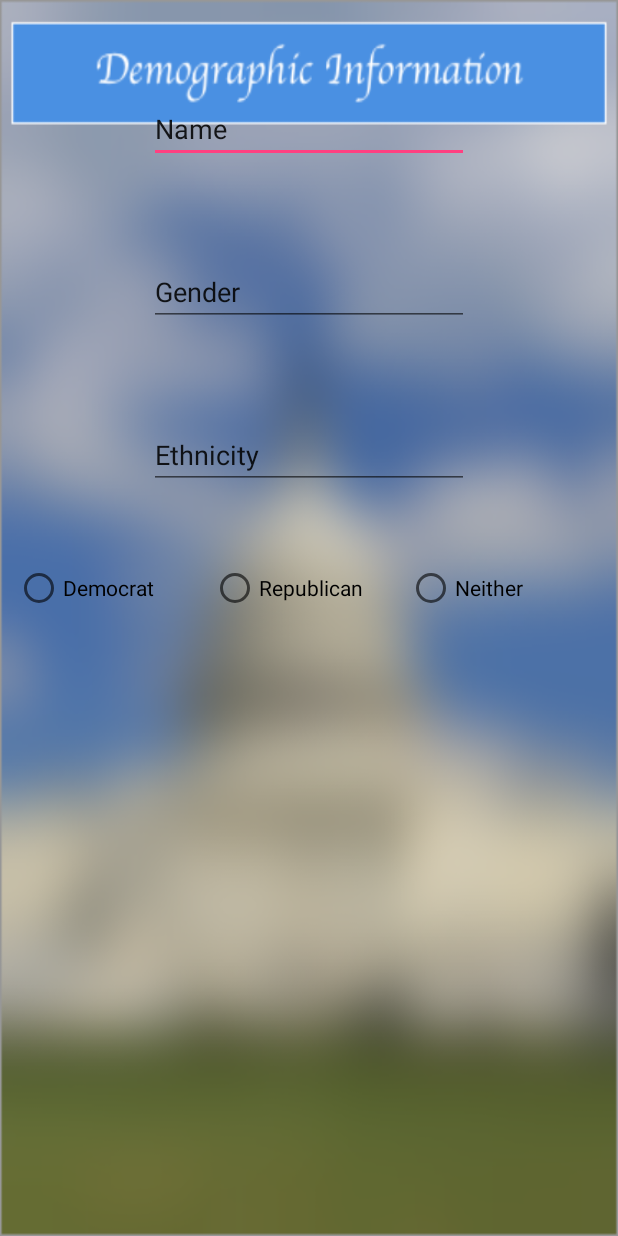
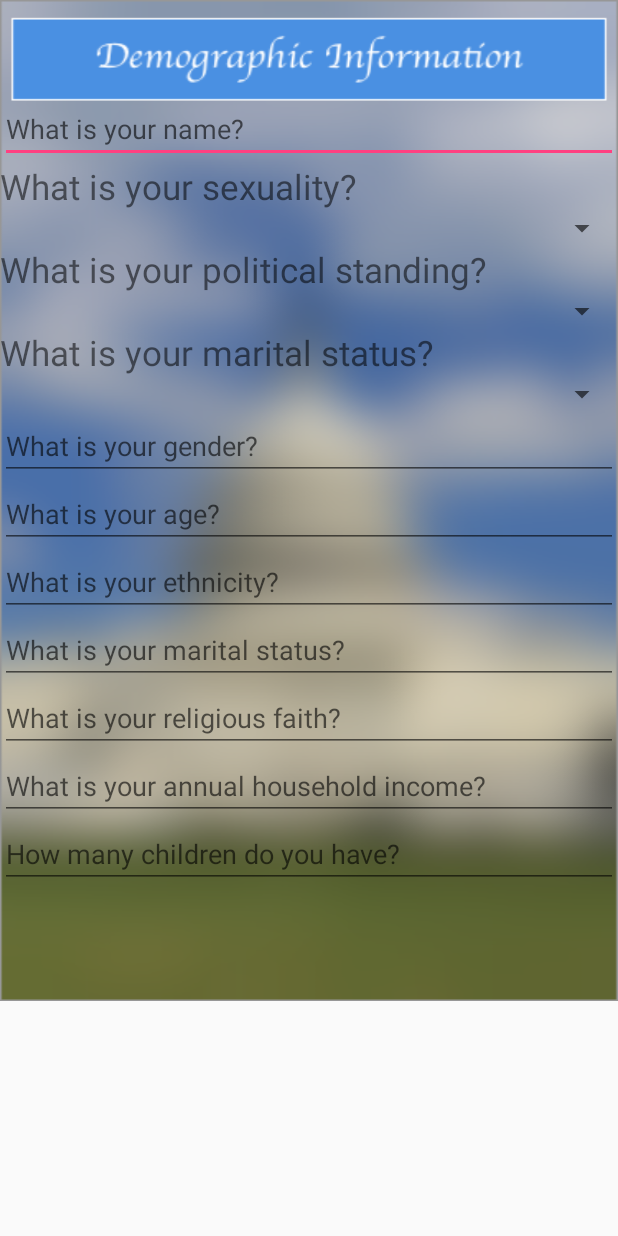
Before and after one commit to JZHeadley/Poli, an Android app: the SetAccountInfoActivity screen opened directly, with no data from a screen before it, on a phone screen of 412 x 824 dp. Run offline under Robolectric (Android 15) with nearby library versions, the phone set to English and light mode, and no system bars.

Commit message:
got rid of repetition in "gender" for UI

```diff
--- a/app/src/main/res/layout/activity_set_account_info.xml
+++ b/app/src/main/res/layout/activity_set_account_info.xml
@@ -1,4 +1,9 @@
 <?xml version="1.0" encoding="utf-8"?>
+<ScrollView xmlns:android="http://schemas.android.com/apk/res/android"
+    android:id="@+id/ScrollView01"
+    android:layout_width="fill_parent"
+    android:layout_height="fill_parent" >
+
 <android.widget.LinearLayout xmlns:android="http://schemas.android.com/apk/res/android"
     xmlns:app="http://schemas.android.com/apk/res-auto"
     xmlns:tools="http://schemas.android.com/tools"
@@ -11,60 +16,120 @@
 
     <EditText
         android:id="@+id/editName"
-        android:layout_gravity="center"
-        android:layout_width="wrap_content"
+        android:layout_width="match_parent"
         android:layout_height="wrap_content"
         android:layout_alignParentTop="true"
         android:layout_centerHorizontal="true"
+        android:layout_gravity="center"
         android:layout_marginTop="63dp"
         android:ems="10"
-        android:text="Name"/>
+        android:hint="What is your name?" />
+
+    <TextView
+        android:layout_width="match_parent"
+        android:layout_height="wrap_content"
+        android:text="What is your sexuality?"
+        android:textSize="23dp"/>
+
+    <Spinner
+        android:id="@+id/spinner1"
+        android:layout_width="match_parent"
+        android:layout_height="wrap_content"
+        android:autofillHints="What is your sexuality?"
+        android:entries="@array/sexuality" />
+    <TextView
+        android:layout_width="match_parent"
+        android:layout_height="wrap_content"
+        android:text="What is your political standing?"
+        android:textSize="23dp"/>
+    <Spinner
+        android:id="@+id/spinner2"
+        android:layout_width="match_parent"
+        android:layout_height="wrap_content"
+        android:autofillHints="What is your political standing?"
+        android:entries="@array/political_standing" />
+    <TextView
+        android:layout_width="match_parent"
+        android:layout_height="wrap_content"
+        android:text="What is your marital status?"
+        android:textSize="23dp"/>
+    <Spinner
+        android:id="@+id/spinner3"
+        android:layout_width="match_parent"
+        android:layout_height="wrap_content"
+        android:autofillHints="What is your marital status?"
+        android:entries="@array/marital_status" />
+
     <EditText
-        android:layout_gravity="center"
         android:id="@+id/editGender"
-        android:layout_width="wrap_content"
+        android:layout_width="match_parent"
         android:layout_height="wrap_content"
         android:layout_alignParentTop="true"
         android:layout_centerHorizontal="true"
-        android:layout_marginTop="63dp"
+        android:layout_gravity="center"
         android:ems="10"
-        android:text="Gender"/>
+        android:hint="What is your gender?" />
+
     <EditText
-        android:layout_gravity="center"
-        android:id="@+id/editEthnicity"
-        android:layout_width="wrap_content"
+        android:id="@+id/editAge"
+        android:layout_width="match_parent"
         android:layout_height="wrap_content"
         android:layout_alignParentTop="true"
         android:layout_centerHorizontal="true"
-        android:layout_marginTop="63dp"
+        android:layout_gravity="center"
         android:ems="10"
-        android:text="Ethnicity"/>
+        android:hint="What is your age?" />
 
-    <RadioGroup
-        android:id="@+id/radio_button_party"
-        android:layout_marginVertical="50dp"
-        android:layout_marginHorizontal="10dp"
+    <EditText
+        android:id="@+id/editEthnicity"
         android:layout_width="match_parent"
         android:layout_height="wrap_content"
-        android:orientation="horizontal">
-        <RadioButton
+        android:layout_alignParentTop="true"
+        android:layout_centerHorizontal="true"
+        android:layout_gravity="center"
+        android:ems="10"
+        android:hint="What is your ethnicity?" />
+
+    <EditText
+        android:id="@+id/editMaritalStatus"
         android:layout_width="match_parent"
-            android:layout_weight="30"
         android:layout_height="wrap_content"
-            android:id="@+id/democratRadioButton"
-            android:text="Democrat"/>
-        <RadioButton
+        android:layout_alignParentTop="true"
+        android:layout_centerHorizontal="true"
+        android:layout_gravity="center"
+        android:ems="10"
+        android:hint="What is your marital status?" />
+
+    <EditText
+        android:id="@+id/editReligion"
         android:layout_width="match_parent"
-            android:layout_weight="30"
         android:layout_height="wrap_content"
-            android:id="@+id/republicanRadioButton"
-            android:text="Republican"/>
-        <RadioButton
+        android:layout_alignParentTop="true"
+        android:layout_centerHorizontal="true"
+        android:layout_gravity="center"
+        android:ems="10"
+        android:hint="What is your religious faith?" />
+
+    <EditText
+        android:id="@+id/editIncome"
         android:layout_width="match_parent"
-            android:layout_weight="30"
         android:layout_height="wrap_content"
-            android:id="@+id/neitherRadioButton"
-            android:text="Neither"/>
-    </RadioGroup>
+        android:layout_alignParentTop="true"
+        android:layout_centerHorizontal="true"
+        android:layout_gravity="center"
+        android:ems="10"
+        android:hint="What is your annual household income?" />
+
+    <EditText
+        android:id="@+id/editChildren"
+        android:layout_width="match_parent"
+        android:layout_height="wrap_content"
+        android:layout_alignParentTop="true"
+        android:layout_centerHorizontal="true"
+        android:layout_gravity="center"
+        android:ems="10"
+        android:hint="How many children do you have?" />
+
 
 </android.widget.LinearLayout>
+</ScrollView>
```
Lines whose indentation alone changed are shown as unchanged.
